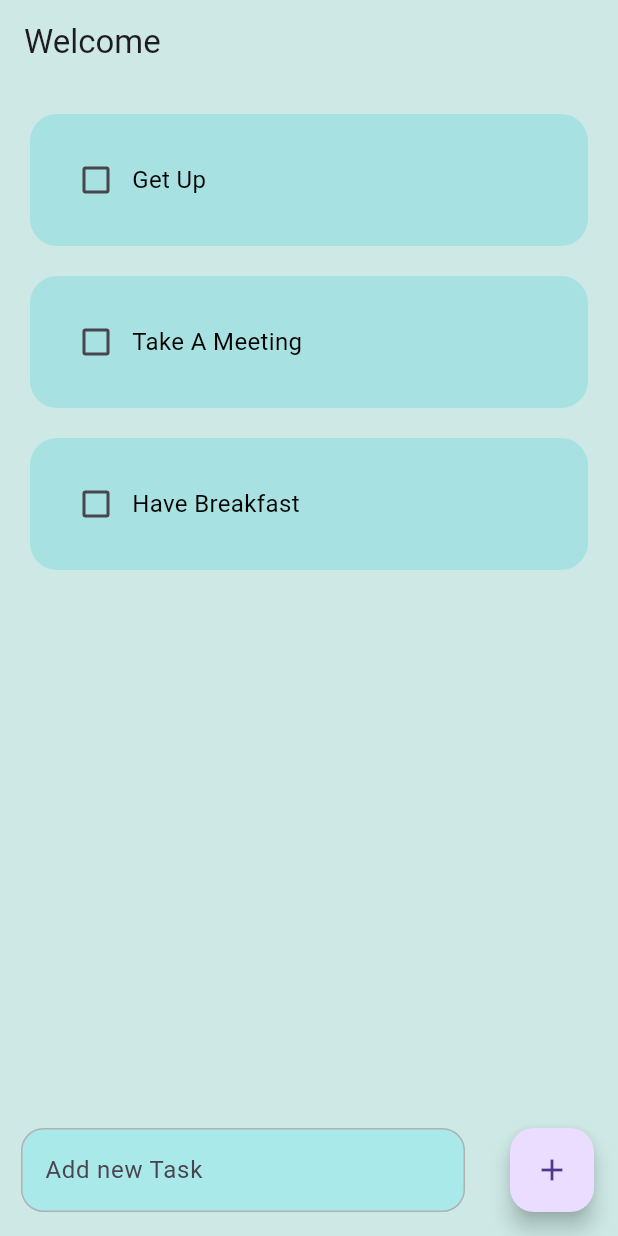
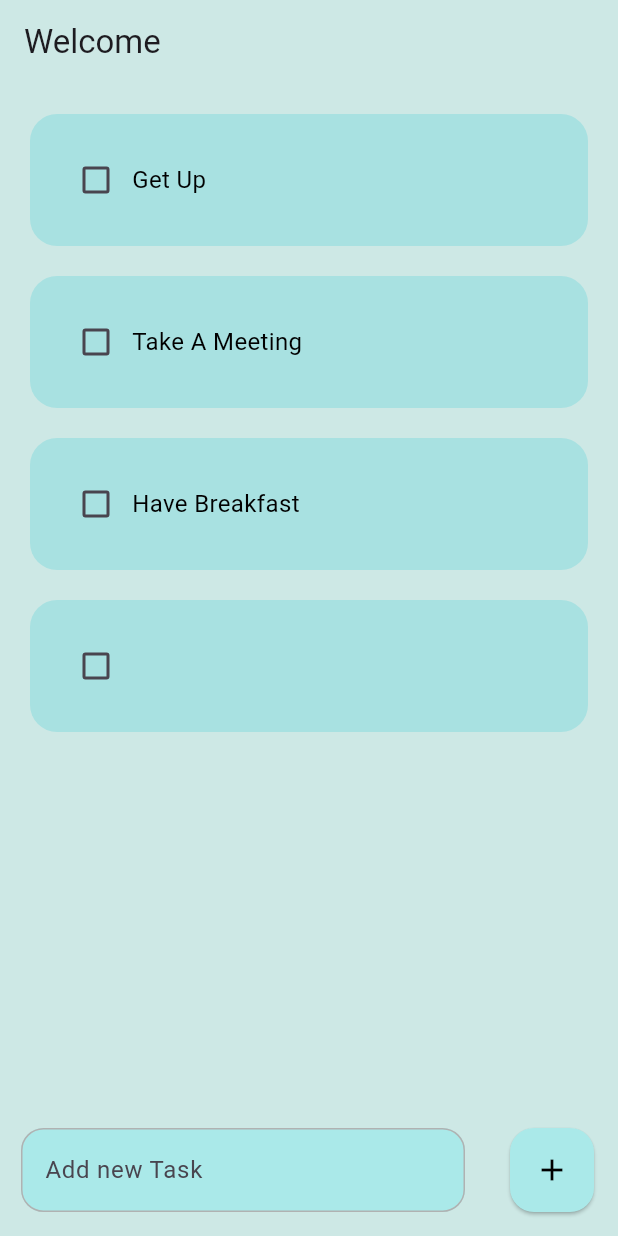
Before and after one commit to Binada-SH/To_Do_Application, a Flutter app: the screen it shows after launch, after a tap on the "add" icon, on a phone screen of 412 x 824 dp. Run offline on Flutter 3.47's test engine with Material 3 defaults, Android fonts, the light colour scheme and no system bars.

Commit message:
FAB customization and function implementation

```diff
--- a/lib/pages/home.dart
+++ b/lib/pages/home.dart
@@ -9,6 +9,8 @@ class HomePage extends StatefulWidget {
 }
 
 class _HomePageState extends State<HomePage> {
+
+  final _controller = TextEditingController();
   List todoList = [
     ["Get Up", false],
     ["Take A Meeting", false],
@@ -20,6 +22,13 @@ class _HomePageState extends State<HomePage> {
       setState(() {
         todoList [index] [1] =  !todoList [index][1];
         });
+    }
+
+    void saveNewTask () {
+      setState(() {
+        todoList.add([_controller.text, false]);
+        _controller.clear();
+      });
     }
 
   @override
@@ -47,6 +56,7 @@ class _HomePageState extends State<HomePage> {
             child: Padding(
               padding: const EdgeInsets.symmetric(horizontal: 30),
               child: TextField(
+                controller: _controller,
                 decoration: InputDecoration(
                   hintText: "Add new Task",
                   filled: true,
@@ -69,7 +79,10 @@ class _HomePageState extends State<HomePage> {
             )
             ),
           FloatingActionButton(
-            onPressed: (){},
+            backgroundColor: Color(0xFFAAE9E9),
+            foregroundColor:Color(0xFF000000),
+            elevation: 1,
+            onPressed: saveNewTask,
             child: Icon(Icons.add),
             ),
         ],
```
